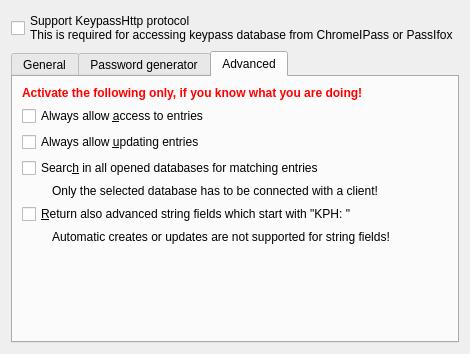
First picture: the form in src/http/OptionDialog.ui, repository keepassxreboot/keepassxc, before the edit.
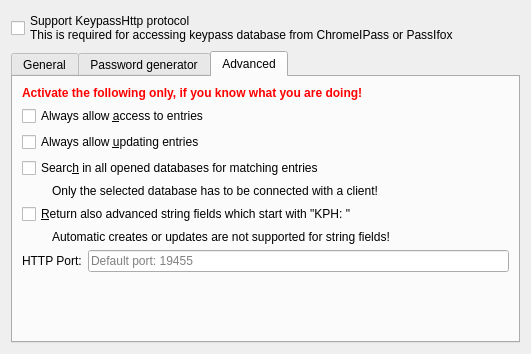
Second picture: the form after the edit. The open tabs and pages were chosen to show the change. Custom widgets are drawn as their Qt base class.

Commit message: add optionsfield to set http port

What changed in the file:
```diff
--- a/src/http/OptionDialog.ui
+++ b/src/http/OptionDialog.ui
@@ -6,7 +6,7 @@
    <rect>
     <x>0</x>
     <y>0</y>
-    <width>463</width>
+    <width>531</width>
     <height>354</height>
    </rect>
   </property>
@@ -200,6 +200,33 @@
          </property>
         </widget>
        </item>
+       <item>
+        <layout class="QHBoxLayout" name="horizontalLayout">
+         <item>
+          <widget class="QLabel" name="label_4">
+           <property name="sizePolicy">
+            <sizepolicy hsizetype="Preferred" vsizetype="Preferred">
+             <horstretch>0</horstretch>
+             <verstretch>0</verstretch>
+            </sizepolicy>
+           </property>
+           <property name="text">
+            <string>HTTP Port:</string>
+           </property>
+          </widget>
+         </item>
+         <item>
+          <widget class="QLineEdit" name="httpPort">
+           <property name="inputMask">
+            <string notr="true">d0000</string>
+           </property>
+           <property name="placeholderText">
+            <string>Default port: 19455</string>
+           </property>
+          </widget>
+         </item>
+        </layout>
+       </item>
        <item>
         <spacer name="verticalSpacer">
          <property name="orientation">
@@ -226,11 +253,6 @@
    <header>http/HttpPasswordGeneratorWidget.h</header>
    <container>1</container>
   </customwidget>
-  <customwidget>
-   <class>PasswordEdit</class>
-   <extends>QLineEdit</extends>
-   <header>gui/PasswordEdit.h</header>
-  </customwidget>
  </customwidgets>
  <resources/>
  <connections/>
```
Left out of the diff: 2 changed lines with no effect on the pictures. The commit also changes 4 other files.
